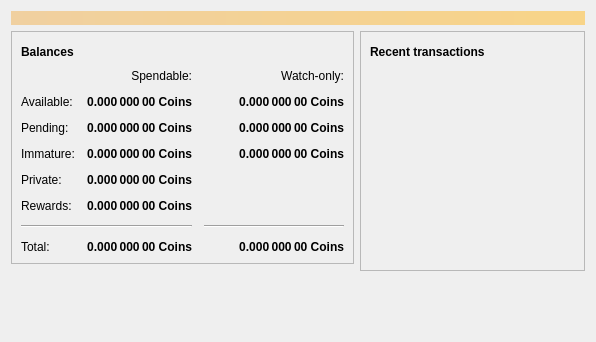
First picture: the form in src/qt/forms/overviewpage.ui, repository VaporumCoin/VaporumOcean-0.7.2, before the edit.
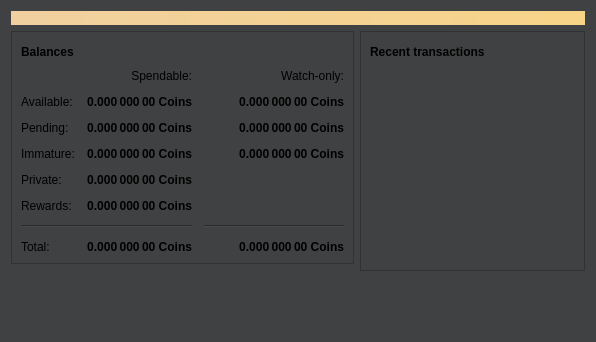
Second picture: the form after the edit. Icons and pictures are not drawn.

What changed in the file:
```diff
--- a/src/qt/forms/overviewpage.ui
+++ b/src/qt/forms/overviewpage.ui
@@ -13,6 +13,12 @@
   <property name="windowTitle">
    <string>Form</string>
   </property>
+  <property name="autoFillBackground">
+   <bool>false</bool>
+  </property>
+  <property name="styleSheet">
+   <string notr="true">background-color: rgb(64, 65, 66);</string>
+  </property>
   <layout class="QVBoxLayout" name="topLayout">
    <item>
     <widget class="QLabel" name="labelAlerts">
```
